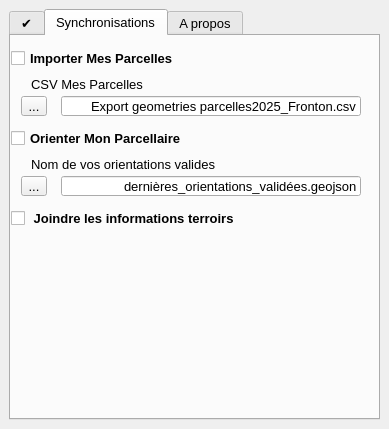
jhemmi/MonParcellaire, file mon_parcellaire_dockwidget_base.ui: the form before one commit.
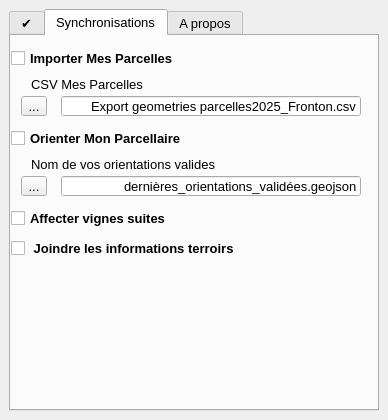
The form after the commit. The open tabs and pages were chosen to show the change.

The edit to the form file:
```diff
--- a/mon_parcellaire_dockwidget_base.ui
+++ b/mon_parcellaire_dockwidget_base.ui
@@ -6,8 +6,8 @@
    <rect>
     <x>0</x>
     <y>0</y>
-    <width>389</width>
-    <height>429</height>
+    <width>388</width>
+    <height>420</height>
    </rect>
   </property>
   <property name="font">
@@ -631,11 +631,31 @@
            <string>...</string>
           </property>
          </widget>
-         <widget class="QCheckBox" name="Terroir_checkBox">
+         <widget class="QCheckBox" name="Suite_checkBox">
           <property name="geometry">
            <rect>
             <x>0</x>
             <y>170</y>
+            <width>349</width>
+            <height>25</height>
+           </rect>
+          </property>
+          <property name="font">
+           <font>
+            <pointsize>10</pointsize>
+            <weight>75</weight>
+            <bold>true</bold>
+           </font>
+          </property>
+          <property name="text">
+           <string>Affecter vignes suites</string>
+          </property>
+         </widget>
+         <widget class="QCheckBox" name="Terroir_checkBox">
+          <property name="geometry">
+           <rect>
+            <x>0</x>
+            <y>200</y>
             <width>349</width>
             <height>25</height>
            </rect>
```
Left out of the diff: 2 changed lines with no effect on the pictures.
